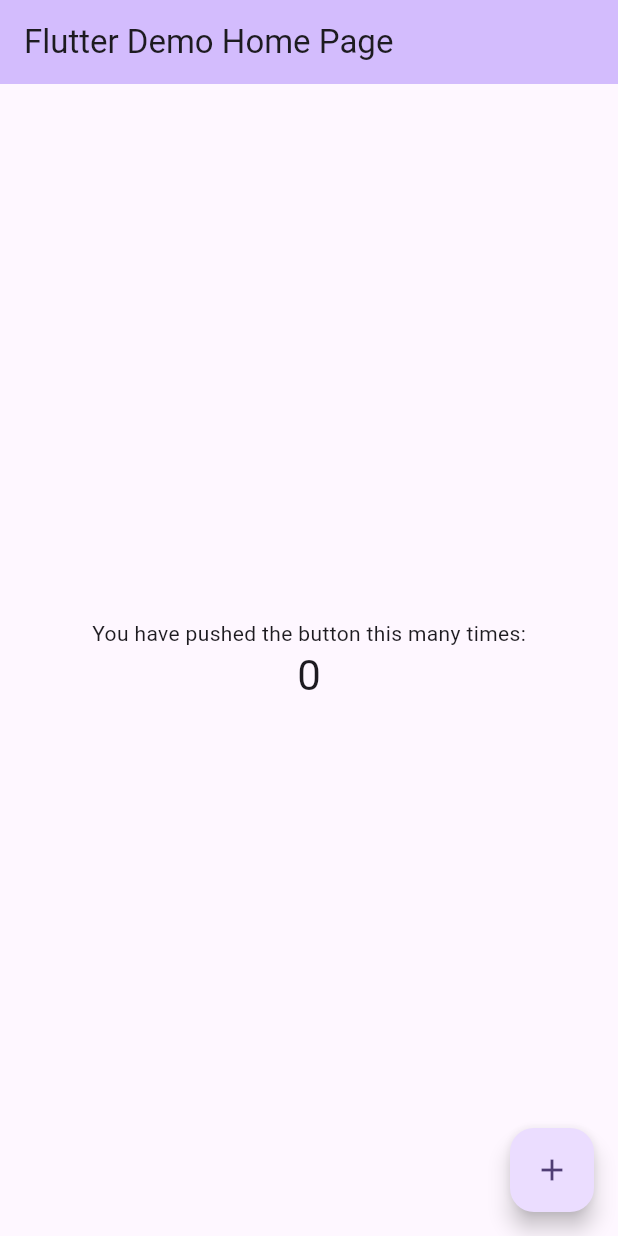
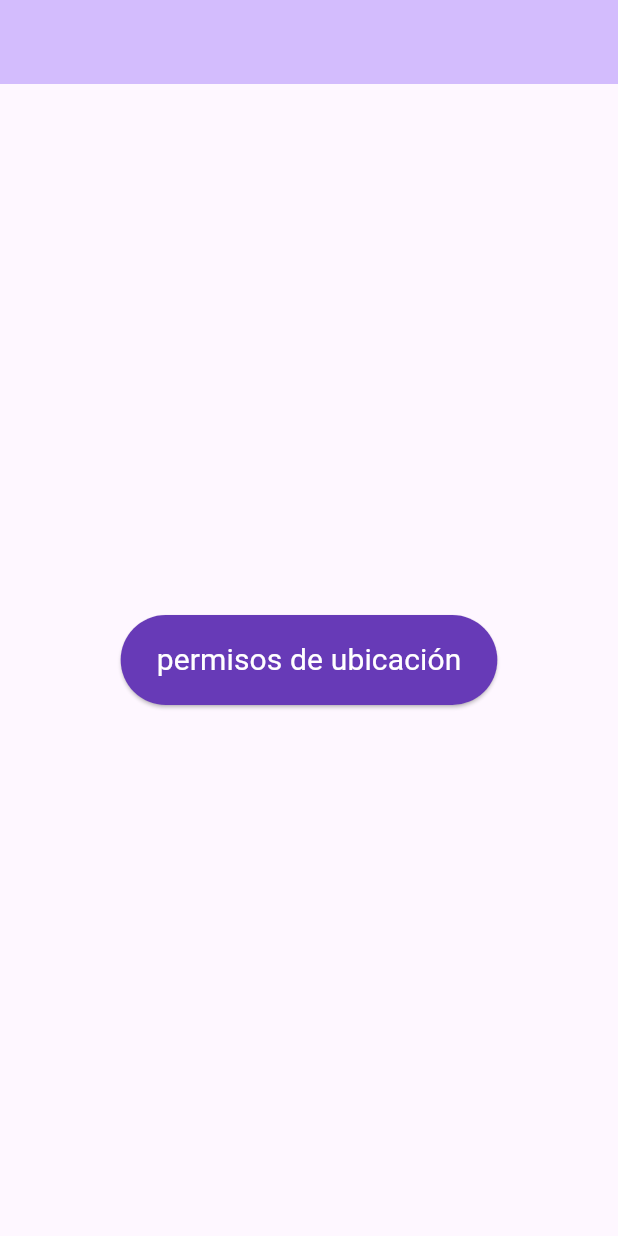
Before and after one commit to LarissaHilario/location-now, a Flutter app: the screen it shows after launch, on a phone screen of 412 x 824 dp. Run offline on Flutter 3.47's test engine with Material 3 defaults, Android fonts, the phone set to English and light mode, and no system bars; our stand-ins replace permission_handler; Roboto replaces fonts that are missing (FiraSansCondensed).

```diff
--- /dev/null
+++ b/lib/infraestructure/controllers/request_permission_controller.dart
@@ -0,0 +1,26 @@
+import 'dart:async';
+import 'package:permission_handler/permission_handler.dart';
+
+class RequestPermissionController {
+  final Permission _locactionPermission;
+  RequestPermissionController(this._locactionPermission);
+
+  final _streamController = StreamController<PermissionStatus>.broadcast();
+
+  Stream<PermissionStatus> get onStatusChanged => _streamController.stream;
+
+  request() async {
+    final status = await _locactionPermission.request();
+    _notify(status);
+  }
+
+  void _notify(PermissionStatus status) {
+    if (!_streamController.isClosed && _streamController.hasListener) {
+      _streamController.sink.add(status);
+    }
+  }
+
+  void dispose() {
+    _streamController.close();
+  }
+}
--- a/lib/main.dart
+++ b/lib/main.dart
@@ -1,4 +1,8 @@
+import 'dart:async';
+
 import 'package:flutter/material.dart';
+import 'package:permission_handler/permission_handler.dart';
+import 'package:routes/infraestructure/controllers/request_permission_controller.dart';
 
 void main() {
   runApp(const MyApp());
@@ -7,63 +11,81 @@ void main() {
 class MyApp extends StatelessWidget {
   const MyApp({super.key});
 
-
   @override
   Widget build(BuildContext context) {
     return MaterialApp(
+      debugShowCheckedModeBanner: false,
       title: 'Flutter Demo',
       theme: ThemeData(
         colorScheme: ColorScheme.fromSeed(seedColor: Colors.deepPurple),
         useMaterial3: true,
       ),
-      home: const MyHomePage(title: 'Flutter Demo Home Page'),
+      home: const MyHomePage(),
     );
   }
 }
 
 class MyHomePage extends StatefulWidget {
-  const MyHomePage({super.key, required this.title});
-  final String title;
+  const MyHomePage({super.key});
 
   @override
   State<MyHomePage> createState() => _MyHomePageState();
 }
 
 class _MyHomePageState extends State<MyHomePage> {
-  int _counter = 0;
+  final _controller = RequestPermissionController(Permission.locationWhenInUse);
+  late StreamSubscription _subscription;
 
-  void _incrementCounter() {
-    setState(() {
-      _counter++;
+  @override
+  void initState() {
+    super.initState();
+    _subscription = _controller.onStatusChanged.listen((status) {
+      if (status == PermissionStatus.granted) {
+        return;
+      }
     });
   }
 
   @override
+  void dispose() {
+    _subscription.cancel();
+    _controller.dispose();
+    super.dispose();
+  }
+
+  @override
   Widget build(BuildContext context) {
-
     return Scaffold(
       appBar: AppBar(
         backgroundColor: Theme.of(context).colorScheme.inversePrimary,
-        title: Text(widget.title),
       ),
       body: Center(
-        child: Column(
-          mainAxisAlignment: MainAxisAlignment.center,
-          children: <Widget>[
-            const Text(
-              'You have pushed the button this many times:',
+        child: ElevatedButton(
+          onPressed: () {
+            _controller.request();
+             Navigator.push(
+              // ignore: use_build_context_synchronously
+              context,
+              MaterialPageRoute(builder: (context) =>  HomePage()),
+        );
+          },
+          style: ElevatedButton.styleFrom(
+            backgroundColor: Colors.deepPurple,
+            minimumSize: const Size(200, 60),
+            shape: RoundedRectangleBorder(
+              borderRadius: BorderRadius.circular(50),
             ),
-            Text(
-              '$_counter',
-              style: Theme.of(context).textTheme.headlineMedium,
+          ),
+          child: const Text(
+            'permisos de ubicación',
+            style: TextStyle(
+              fontSize: 20.0,
+              color: Colors.white,
+              fontWeight: FontWeight.normal,
+              fontFamily: 'FiraSansCondensed',
             ),
-          ],
+          ),
         ),
-      ),
-      floatingActionButton: FloatingActionButton(
-        onPressed: _incrementCounter,
-        tooltip: 'Increment',
-        child: const Icon(Icons.add),
       ),
     );
   }
--- a/pubspec.yaml
+++ b/pubspec.yaml
@@ -30,6 +30,8 @@ environment:
 dependencies:
   flutter:
     sdk: flutter
+  shared_preferences: ^2.0.8
+  permission_handler: ^11.3.0
 
 
   # The following adds the Cupertino Icons font to your application.
```
Also changed, not shown: lib/pages/home_page.dart (added), pubspec.lock, 4 other files.
